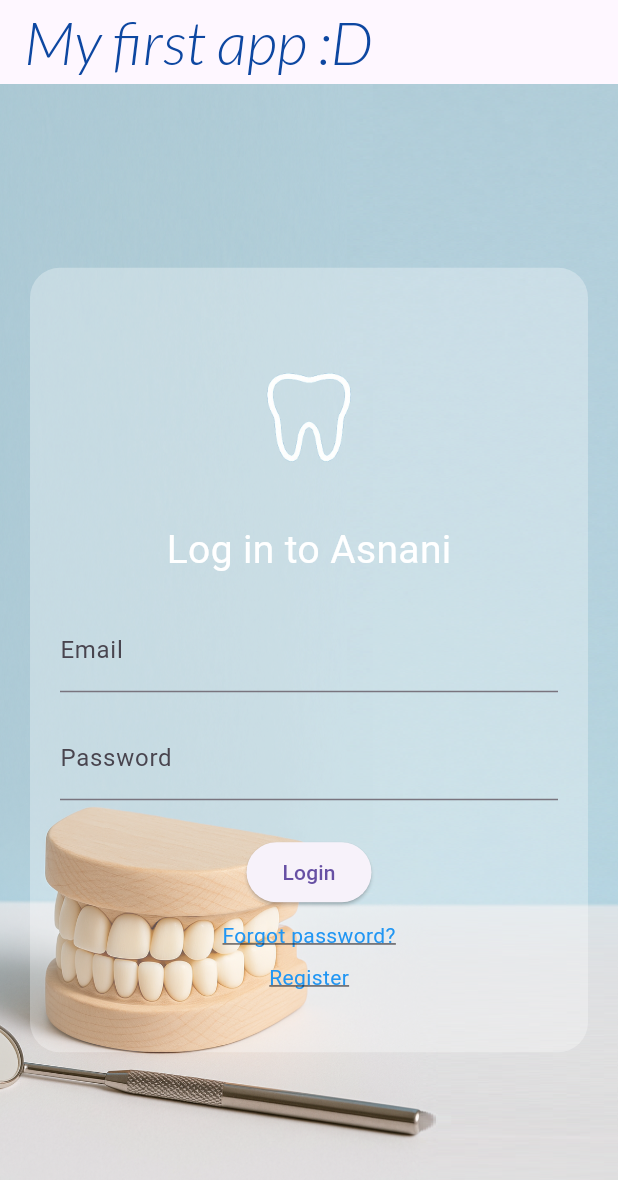
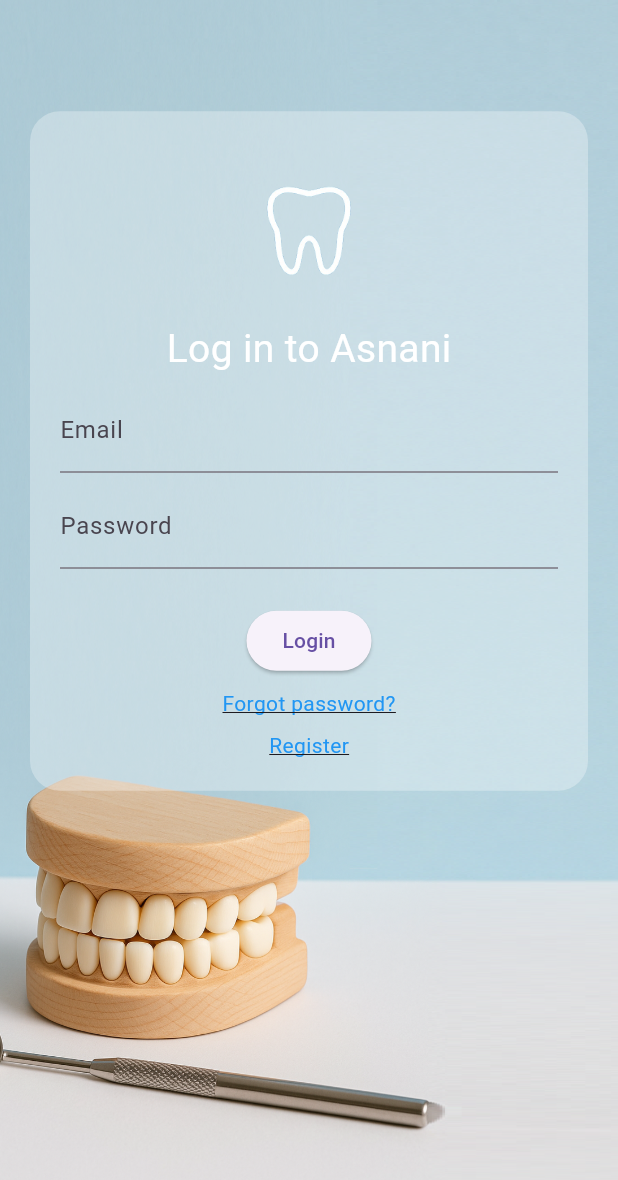
Before and after one commit to RoberHaiek/dentist-app, a Flutter app: the screen it shows after launch, on a phone screen of 412 x 824 dp. Shown: the top 1180 px of the screen. Run offline on Flutter 3.47's test engine with Material 3 defaults, Android fonts, the phone set to English and light mode, and no system bars.

Commit message:
Implementing login page

```diff
--- a/lib/main.dart
+++ b/lib/main.dart
@@ -14,23 +14,11 @@ class MyApp extends StatelessWidget{
   Widget build(BuildContext context) {
     return MaterialApp(
         theme: ThemeData(
-          scaffoldBackgroundColor: Colors.lightBlueAccent, // applied to all pages
+          scaffoldBackgroundColor: const Color(0xFFB2CED9), // applied to all pages
         ),
         debugShowCheckedModeBanner: false,
-        title: "My first app", // actual name of the app on the phone
+        title: "Asnani", // actual name of the app on the phone
         home: Scaffold(
-          appBar: AppBar(
-              title: Text(
-                  "My first app :D",
-                  style: TextStyle(
-                      fontFamily: 'Lato',
-                      fontWeight: FontWeight.w300,
-                      fontStyle: FontStyle.italic,
-                      fontSize: 40.0,
-                      color: Colors.blue[900]
-                  )
-              )
-          ),
           body: const LoginPage()
         )
     );
--- a/lib/pages/HomePage.dart
+++ b/lib/pages/HomePage.dart
@@ -107,10 +107,6 @@ class HomePage extends StatelessWidget {
       ),
       body: Stack(
         children: [
-          // Fullscreen background
-          SizedBox.expand(
-            child: Images.getWallpaper("images/wallpaper.png"),
-          ),
           SingleChildScrollView(
             child: Padding(
               padding: const EdgeInsets.symmetric(horizontal: 16),
--- a/lib/pages/LoginPage.dart
+++ b/lib/pages/LoginPage.dart
@@ -1,8 +1,6 @@
-import 'dart:math';
 import 'package:flutter/material.dart';
 import 'HomePage.dart';
 import '../Images.dart';
-import '../WallpaperScaffold.dart';
 import 'ForgotPage.dart';
 import 'RegistrationPage.dart';
 
@@ -29,38 +27,39 @@ class LoginPageState extends State<LoginPage> {
     return Scaffold(
       body: Stack(
         children: [
-          // Fullscreen background
+          // Fullscreen wallpaper
           SizedBox.expand(
             child: Images.getWallpaper("images/login_wallpaper.png"),
           ),
 
           // Login form
-          Center(
+          Align(
+            alignment: const Alignment(0, -0.6), // negative Y lifts it up
             child: SingleChildScrollView(
               child: Container(
-                padding: const EdgeInsets.symmetric(horizontal: 20, vertical: 40),
+                padding: const EdgeInsets.symmetric(horizontal: 20, vertical: 20),
                 margin: const EdgeInsets.symmetric(horizontal: 20),
                 decoration: BoxDecoration(
-                  color: Colors.white.withOpacity(0.3), // semi-transparent so wallpaper shows
+                  color: Colors.white.withOpacity(0.3), // semi-transparent
                   borderRadius: BorderRadius.circular(20),
                 ),
                 child: Column(
                   mainAxisSize: MainAxisSize.min,
                   children: <Widget>[
+                    // Logo
                     Images.getImage("images/tooth_icon.png", 120.0, 120.0),
-                    const SizedBox(height: 10),
                     const Text(
                       "Log in to Asnani",
                       style: TextStyle(color: Colors.white, fontSize: 26.0),
                     ),
-                    const SizedBox(height: 20),
+                    const SizedBox(height: 8),
                     // Email field
                     TextField(
                       controller: emailController,
                       decoration: const InputDecoration(labelText: "Email"),
                       keyboardType: TextInputType.emailAddress,
                     ),
-                    const SizedBox(height: 16),
+                    const SizedBox(height: 8),
                     // Password field
                     TextField(
                       controller: passwordController,
@@ -68,6 +67,7 @@ class LoginPageState extends State<LoginPage> {
                       obscureText: true,
                     ),
                     const SizedBox(height: 24),
+                    // Login button
                     ElevatedButton(
                       onPressed: () {
                         String email = emailController.text;
@@ -81,6 +81,7 @@ class LoginPageState extends State<LoginPage> {
                       child: const Text("Login"),
                     ),
                     const SizedBox(height: 8),
+                    // Forgot password link
                     GestureDetector(
                       onTap: () {
                         Navigator.push(
@@ -97,6 +98,7 @@ class LoginPageState extends State<LoginPage> {
                       ),
                     ),
                     const SizedBox(height: 8),
+                    // Register link
                     GestureDetector(
                       onTap: () {
                         Navigator.push(
@@ -122,22 +124,4 @@ class LoginPageState extends State<LoginPage> {
     );
   }
 
-  int generateLuckyNumber() {
-    Random random = Random();
-    return random.nextInt(10);
-  }
-
-  void changeNumber(BuildContext context) {
-    AlertDialog alertDialog = AlertDialog(
-      title: Text("Number changed to: ${generateLuckyNumber()}"),
-      content: const Text("Are you happy now?"),
-    );
-
-    showDialog(
-      context: context,
-      builder: (BuildContext context) {
-        return alertDialog;
-      },
-    );
-  }
 }
--- a/pubspec.yaml
+++ b/pubspec.yaml
@@ -63,7 +63,6 @@ flutter:
     - images/tooth_icon.png
     - images/dentist_icon.png
     - images/login_wallpaper.png
-    - images/wallpaper.png
     #   - images/a_dot_ham.jpeg
 
   # An image asset can refer to one or more resolution-specific "variants", see
```
Also changed, not shown: lib/WallpaperScaffold.dart (deleted, +0 -30 lines), images/wallpaper.png (deleted).
